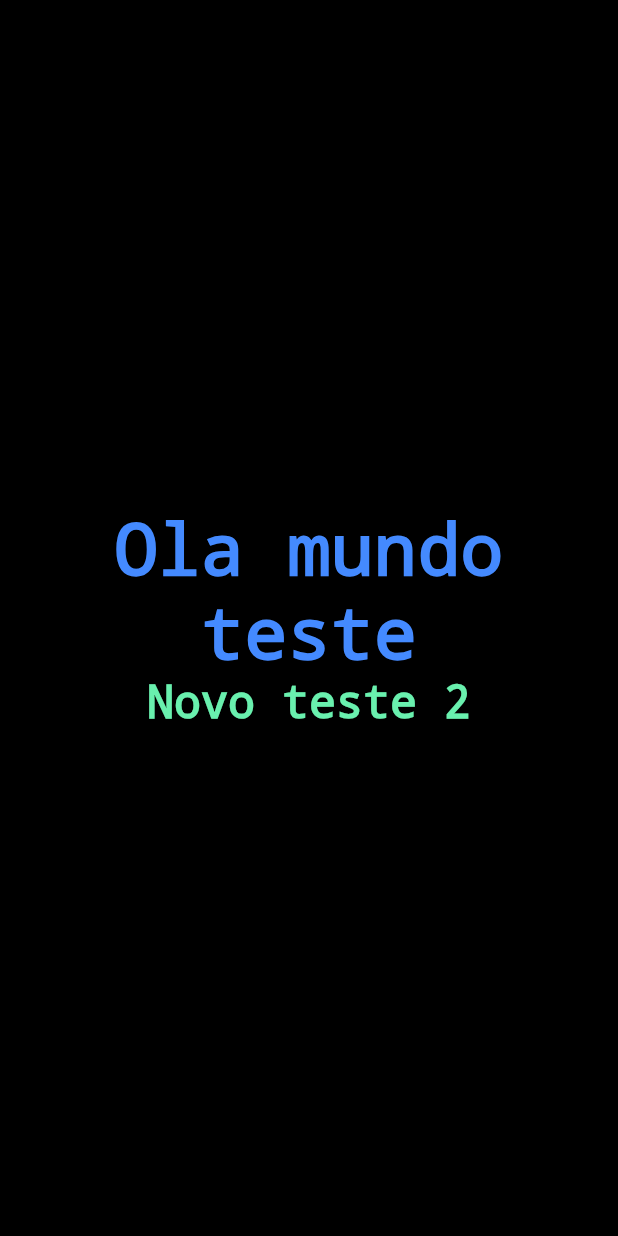
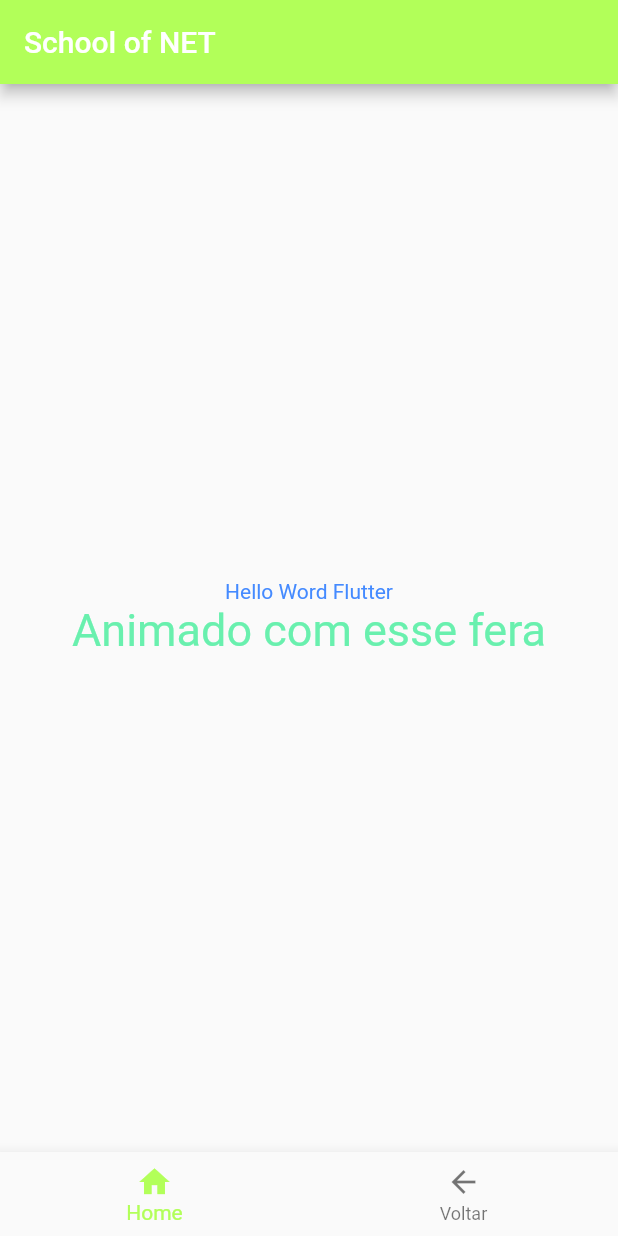
Before and after one commit to carlosmarian/SchoolOfNet_FLUTTER, a Flutter app: the screen it shows after launch, on a phone screen of 412 x 824 dp. Run offline on Flutter 3.47's test engine with Material 2 defaults, Android fonts, the phone set to English and light mode, and no system bars.

Commit message:
Configure template this project

```diff
--- a/Flutter_Para_Iniciantes/son_counter/lib/main.dart
+++ b/Flutter_Para_Iniciantes/son_counter/lib/main.dart
@@ -24,23 +24,35 @@ class HomeApp extends StatefulWidget {
 class _HomeAppState extends State<HomeApp> {
   @override
   Widget build(BuildContext context) {
-    return new Container(
+    return Scaffold(
+      appBar: AppBar(
+        title: Text('School of NET'),
+        backgroundColor: Colors.lightGreenAccent,
+        ),
+      body: Container(
         //Container pai
-      color: Color.fromARGB(255, 0, 0, 0),
+        //Ocupar todo o conteudo do BODY
+        constraints: BoxConstraints.expand(),
         //child : Aceita somente 1 item filho
         child: Column(
           //Alinhamento centralizado na altura
           mainAxisAlignment: MainAxisAlignment.center,
           //Aceita inumeros filhos
           children: <Widget>[
-          Text('Ola mundo teste',
+            Text('Hello Word Flutter',
                   textAlign: TextAlign.center,
                   style: TextStyle(color: Colors.blueAccent, decoration: TextDecoration.none),),
-          Text('Novo teste 2',
+            Text('Animado com esse fera',
                   textAlign: TextAlign.left,
                   style: TextStyle(color: Colors.greenAccent, fontSize: 30, decoration: TextDecoration.none))
           ],
         ),
+      ),
+      bottomNavigationBar: BottomNavigationBar(
+        items: <BottomNavigationBarItem>[
+          BottomNavigationBarItem(icon: Icon(Icons.home), title: Text('Home')),
+          BottomNavigationBarItem(icon: Icon(Icons.arrow_back), title: Text('Voltar'))
+        ], fixedColor: Colors.lightGreenAccent,),
      );
   }
 }
```
Lines whose indentation alone changed are shown as unchanged.
